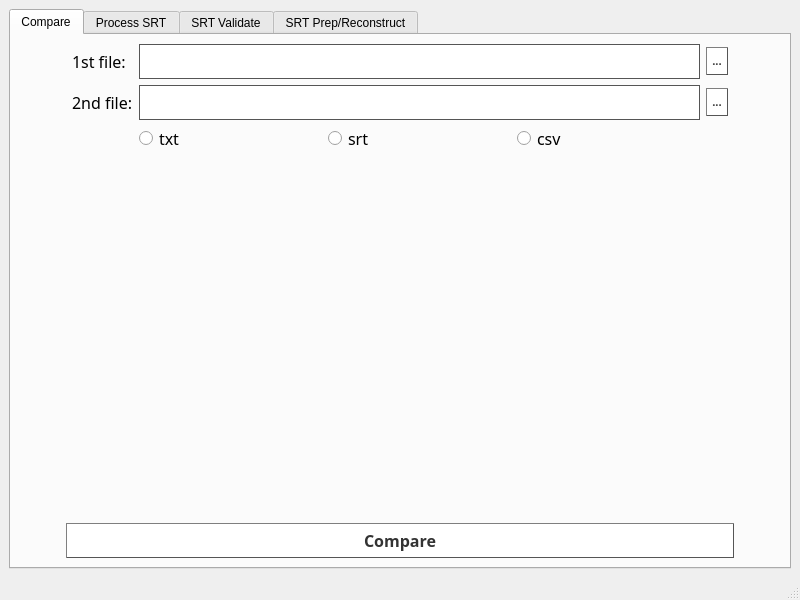
KayaliYousef/GoodTools, file assets/good_tools.ui: the form before one commit.
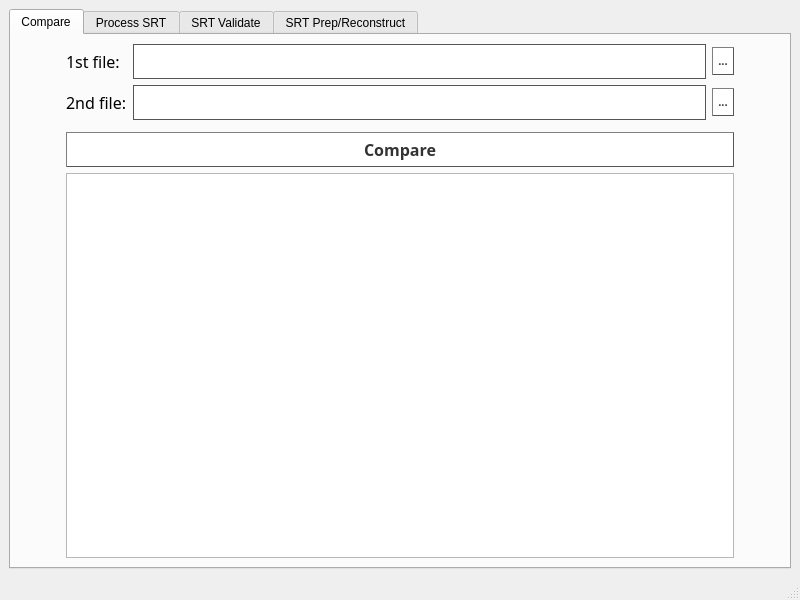
The form after the commit. The open tabs and pages were chosen to show the change.

Commit message: Added documentation and broke the Compare function into smaller parts and optimized the logic and processing of entries, also updated the Comapre tab in the UI adding a Feedback text edit

```diff
--- a/assets/good_tools.ui
+++ b/assets/good_tools.ui
@@ -18,7 +18,7 @@
     <item row="0" column="0">
      <widget class="QTabWidget" name="tabWidget">
       <property name="currentIndex">
-       <number>1</number>
+       <number>0</number>
       </property>
       <widget class="QWidget" name="Compare">
        <attribute name="title">
@@ -27,20 +27,7 @@
        <layout class="QGridLayout" name="gridLayout_5">
         <item row="0" column="0">
          <layout class="QGridLayout" name="gridLayout_2">
-          <item row="0" column="2">
-           <widget class="QLabel" name="label">
-            <property name="font">
-             <font>
-              <family>Segoe UI Light</family>
-              <pointsize>12</pointsize>
-             </font>
-            </property>
-            <property name="text">
-             <string>1st file:</string>
-            </property>
-           </widget>
-          </item>
-          <item row="0" column="0" rowspan="3" colspan="2">
+          <item row="0" column="0" rowspan="5" colspan="2">
            <spacer name="horizontalSpacer">
             <property name="orientation">
              <enum>Qt::Horizontal</enum>
@@ -56,6 +43,56 @@
             </property>
            </spacer>
           </item>
+          <item row="4" column="3">
+           <layout class="QHBoxLayout" name="horizontalLayout"/>
+          </item>
+          <item row="0" column="4">
+           <widget class="QPushButton" name="fileDialog1">
+            <property name="sizePolicy">
+             <sizepolicy hsizetype="Fixed" vsizetype="Fixed">
+              <horstretch>0</horstretch>
+              <verstretch>0</verstretch>
+             </sizepolicy>
+            </property>
+            <property name="font">
+             <font>
+              <family>Segoe UI Light</family>
+              <pointsize>8</pointsize>
+              <weight>75</weight>
+              <bold>true</bold>
+             </font>
+            </property>
+            <property name="styleSheet">
+             <string notr="true">QPushButton {
+    color: #333;
+    border: 1px solid #555;
+    border-style: outset;
+    background:white;
+    padding: 5px;
+    }
+
+QPushButton:pressed {
+    background: #0078d7
+    }</string>
+            </property>
+            <property name="text">
+             <string>...</string>
+            </property>
+           </widget>
+          </item>
+          <item row="1" column="2">
+           <widget class="QLabel" name="label_2">
+            <property name="font">
+             <font>
+              <family>Segoe UI Light</family>
+              <pointsize>12</pointsize>
+             </font>
+            </property>
+            <property name="text">
+             <string>2nd file:</string>
+            </property>
+           </widget>
+          </item>
           <item row="1" column="4">
            <widget class="QPushButton" name="fileDialog2">
             <property name="sizePolicy">
@@ -90,6 +127,19 @@
             </property>
            </widget>
           </item>
+          <item row="0" column="2">
+           <widget class="QLabel" name="label">
+            <property name="font">
+             <font>
+              <family>Segoe UI Light</family>
+              <pointsize>12</pointsize>
+             </font>
+            </property>
+            <property name="text">
+             <string>1st file:</string>
+            </property>
+           </widget>
+          </item>
           <item row="0" column="3">
            <widget class="QTextEdit" name="firstFile">
             <property name="maximumSize">
@@ -111,203 +161,6 @@
             </property>
            </widget>
           </item>
-          <item row="2" column="3">
-           <layout class="QHBoxLayout" name="horizontalLayout">
-            <item>
-             <widget class="QRadioButton" name="txtRadioButton">
-              <property name="maximumSize">
-               <size>
-                <width>16777215</width>
-                <height>25</height>
-               </size>
-              </property>
-              <property name="palette">
-               <palette>
-                <active>
-                 <colorrole role="Highlight">
-                  <brush brushstyle="SolidPattern">
-                   <color alpha="255">
-                    <red>0</red>
-                    <green>120</green>
-                    <blue>215</blue>
-                   </color>
-                  </brush>
-                 </colorrole>
-                </active>
-                <inactive>
-                 <colorrole role="Highlight">
-                  <brush brushstyle="SolidPattern">
-                   <color alpha="255">
-                    <red>0</red>
-                    <green>120</green>
-                    <blue>215</blue>
-                   </color>
-                  </brush>
-                 </colorrole>
-                </inactive>
-                <disabled>
-                 <colorrole role="Highlight">
-                  <brush brushstyle="SolidPattern">
-                   <color alpha="255">
-                    <red>0</red>
-                    <green>120</green>
-                    <blue>215</blue>
-                   </color>
-                  </brush>
-                 </colorrole>
-                </disabled>
-               </palette>
-              </property>
-              <property name="font">
-               <font>
-                <family>Segoe UI Light</family>
-                <pointsize>12</pointsize>
-                <weight>50</weight>
-                <bold>false</bold>
-               </font>
-              </property>
-              <property name="styleSheet">
-               <string notr="true"/>
-              </property>
-              <property name="text">
-               <string>txt</string>
-              </property>
-             </widget>
-            </item>
-            <item>
-             <widget class="QRadioButton" name="srtRadioButton">
-              <property name="maximumSize">
-               <size>
-                <width>16777215</width>
-                <height>25</height>
-               </size>
-              </property>
-              <property name="font">
-               <font>
-                <family>Segoe UI Light</family>
-                <pointsize>12</pointsize>
-                <weight>50</weight>
-                <bold>false</bold>
-               </font>
-              </property>
-              <property name="styleSheet">
-               <string notr="true"/>
-              </property>
-              <property name="text">
-               <string>srt</string>
-              </property>
-             </widget>
-            </item>
-            <item>
-             <widget class="QRadioButton" name="csvRadioButton">
-              <property name="maximumSize">
-               <size>
-                <width>16777215</width>
-                <height>25</height>
-               </size>
-              </property>
-              <property name="palette">
-               <palette>
-                <active>
-                 <colorrole role="Highlight">
-                  <brush brushstyle="SolidPattern">
-                   <color alpha="255">
-                    <red>0</red>
-                    <green>120</green>
-                    <blue>215</blue>
-                   </color>
-                  </brush>
-                 </colorrole>
-                </active>
-                <inactive>
-                 <colorrole role="Highlight">
-                  <brush brushstyle="SolidPattern">
-                   <color alpha="255">
-                    <red>0</red>
-                    <green>120</green>
-                    <blue>215</blue>
-                   </color>
-                  </brush>
-                 </colorrole>
-                </inactive>
-                <disabled>
-                 <colorrole role="Highlight">
-                  <brush brushstyle="SolidPattern">
-                   <color alpha="255">
-                    <red>0</red>
-                    <green>120</green>
-                    <blue>215</blue>
-                   </color>
-                  </brush>
-                 </colorrole>
-                </disabled>
-               </palette>
-              </property>
-              <property name="font">
-               <font>
-                <family>Segoe UI Light</family>
-                <pointsize>12</pointsize>
-                <weight>50</weight>
-                <bold>false</bold>
-               </font>
-              </property>
-              <property name="styleSheet">
-               <string notr="true"/>
-              </property>
-              <property name="text">
-               <string>csv</string>
-              </property>
-             </widget>
-            </item>
-           </layout>
-          </item>
-          <item row="1" column="2">
-           <widget class="QLabel" name="label_2">
-            <property name="font">
-             <font>
-              <family>Segoe UI Light</family>
-              <pointsize>12</pointsize>
-             </font>
-            </property>
-            <property name="text">
-             <string>2nd file:</string>
-            </property>
-           </widget>
-          </item>
-          <item row="0" column="4">
-           <widget class="QPushButton" name="fileDialog1">
-            <property name="sizePolicy">
-             <sizepolicy hsizetype="Fixed" vsizetype="Fixed">
-              <horstretch>0</horstretch>
-              <verstretch>0</verstretch>
-             </sizepolicy>
-            </property>
-            <property name="font">
-             <font>
-              <family>Segoe UI Light</family>
-              <pointsize>8</pointsize>
-              <weight>75</weight>
-              <bold>true</bold>
-             </font>
-            </property>
-            <property name="styleSheet">
-             <string notr="true">QPushButton {
-    color: #333;
-    border: 1px solid #555;
-    border-style: outset;
-    background:white;
-    padding: 5px;
-    }
-
-QPushButton:pressed {
-    background: #0078d7
-    }</string>
-            </property>
-            <property name="text">
-             <string>...</string>
-            </property>
-           </widget>
-          </item>
           <item row="1" column="3">
            <widget class="QTextEdit" name="secondFile">
             <property name="maximumSize">
@@ -329,7 +182,7 @@
             </property>
            </widget>
           </item>
-          <item row="0" column="5" rowspan="3" colspan="2">
+          <item row="0" column="5" rowspan="5" colspan="2">
            <spacer name="horizontalSpacer_2">
             <property name="orientation">
              <enum>Qt::Horizontal</enum>
@@ -345,39 +198,7 @@
             </property>
            </spacer>
           </item>
-          <item row="4" column="0">
-           <spacer name="horizontalSpacer_19">
-            <property name="orientation">
-             <enum>Qt::Horizontal</enum>
-            </property>
-            <property name="sizeType">
-             <enum>QSizePolicy::Maximum</enum>
-            </property>
-            <property name="sizeHint" stdset="0">
-             <size>
-              <width>40</width>
-              <height>20</height>
-             </size>
-            </property>
-           </spacer>
-          </item>
-          <item row="3" column="0" colspan="7">
-           <spacer name="verticalSpacer">
-            <property name="orientation">
-             <enum>Qt::Vertical</enum>
-            </property>
-            <property name="sizeType">
-             <enum>QSizePolicy::Expanding</enum>
-            </property>
-            <property name="sizeHint" stdset="0">
-             <size>
-              <width>20</width>
-              <height>40</height>
-             </size>
-            </property>
-           </spacer>
-          </item>
-          <item row="4" column="1" colspan="5">
+          <item row="3" column="2" rowspan="2" colspan="3">
            <widget class="QPushButton" name="comparePushButton">
             <property name="sizePolicy">
              <sizepolicy hsizetype="Preferred" vsizetype="Preferred">
@@ -417,7 +238,26 @@
             </property>
            </widget>
           </item>
-          <item row="4" column="6">
+          <item row="5" column="2" colspan="3">
+           <widget class="QTextEdit" name="compareFeedbackTextEdit"/>
+          </item>
+          <item row="5" column="0" colspan="2">
+           <spacer name="horizontalSpacer_19">
+            <property name="orientation">
+             <enum>Qt::Horizontal</enum>
+            </property>
+            <property name="sizeType">
+             <enum>QSizePolicy::Maximum</enum>
+            </property>
+            <property name="sizeHint" stdset="0">
+             <size>
+              <width>40</width>
+              <height>20</height>
+             </size>
+            </property>
+           </spacer>
+          </item>
+          <item row="5" column="5" colspan="2">
            <spacer name="horizontalSpacer_20">
             <property name="orientation">
              <enum>Qt::Horizontal</enum>
```
The commit also changes 1 other file.
